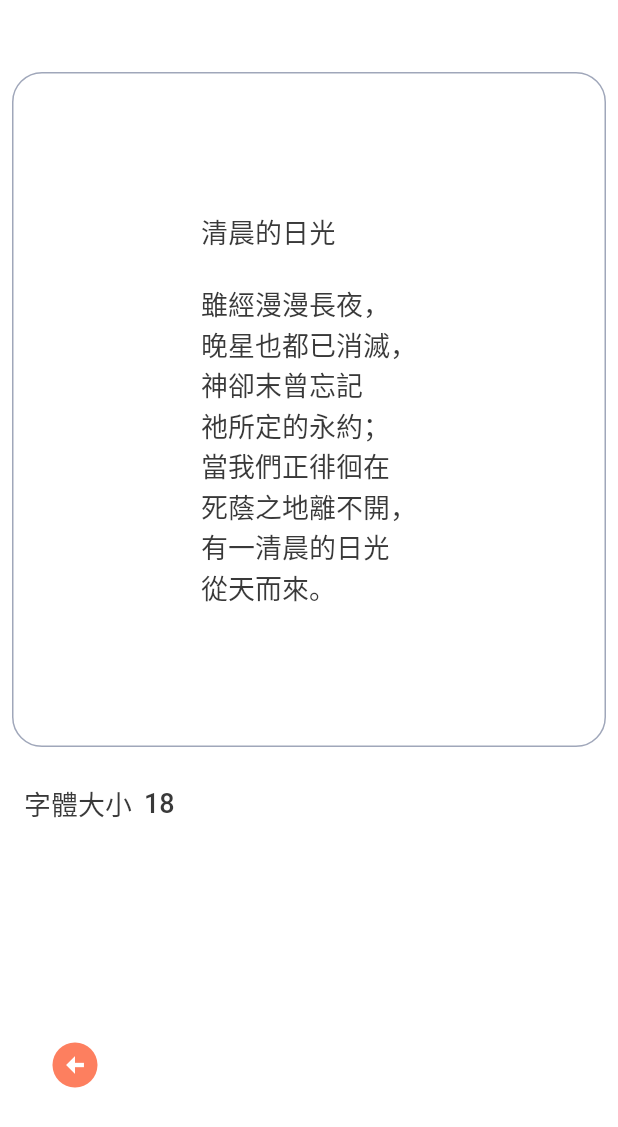
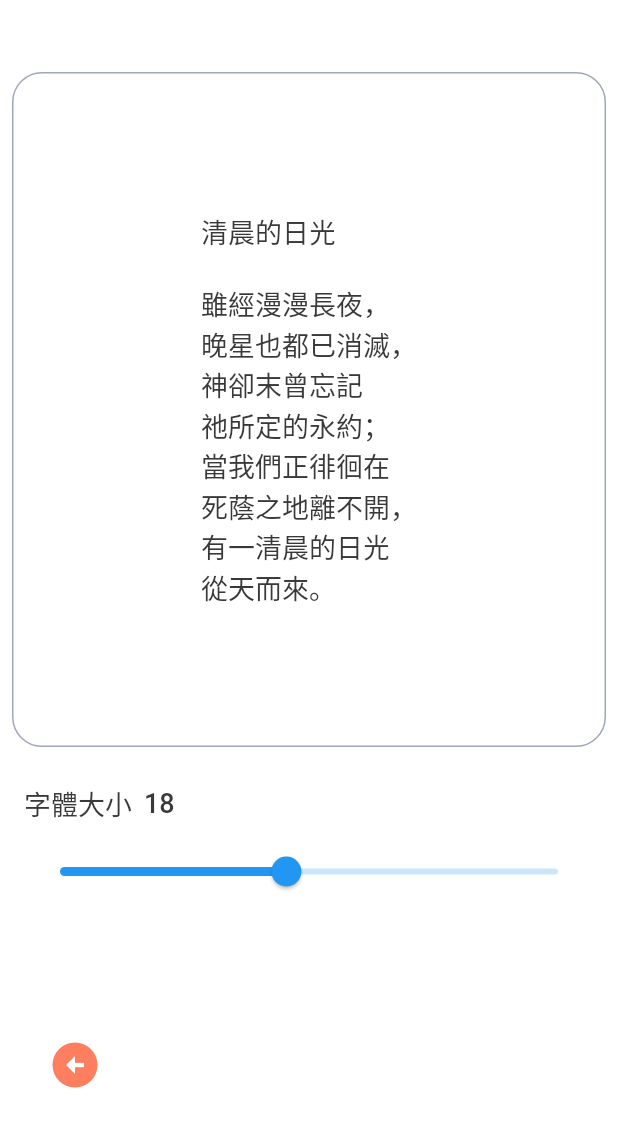
Before and after one commit to 0soul0/flutter_poetry, a Flutter app: the FontFragment screen opened by its route, on a phone screen of 412 x 824 dp. Shown: the top 1127 px of the screen. Run offline on Flutter 3.47's test engine with Material 2 defaults, Android fonts, the phone set to English and light mode, and no system bars; our stand-ins replace audioplayers, dio, event_bus, firebase_core, firebase_messaging, floor and 14 more; missing offline and left inert: dart:ffi, easy_isolate, lifecycle, new_version_plus, share_extend; accounts and stored records are empty; generated files the repository leaves out were written again; network calls fail.

Commit message:
字體縮放bug

```diff
--- a/lib/main.dart
+++ b/lib/main.dart
@@ -224,14 +224,14 @@ class BottomNavigationControllerState
   @override
   Widget build(BuildContext context) {
     return Scaffold(
-      appBar: PreferredSize(
-        preferredSize: const Size.fromHeight(Dimens.bannerHeight),
+      appBar: const PreferredSize(
+        preferredSize: Size.fromHeight(Dimens.bannerHeight),
         child: BannerWidget(),
       ),
       body: pages[_currentIndex],
       bottomNavigationBar: Container(
         color: AppColor.white,
-        margin: const EdgeInsets.only(bottom: Dimens.bottomMargin),
+        margin: const EdgeInsets.only(bottom: Dimens.space * 2),
         height: 56 + TextUnitWidget.textSizeTimes * 3,
         child: Row(
           children: [
--- a/lib/resource/intl_messages.dart
+++ b/lib/resource/intl_messages.dart
@@ -53,7 +53,9 @@ class IntlMessages extends Translations {
           "sing":"歌唱",
           "singV":"歌\n唱",
           "noData":"無數據",
-          "notation":"簡譜"
+          "notation":"簡譜",
+          "restartAppText":"將會重新啟動軟體",
+          "cancel":"取消"
         },
         'en_US': {
           'english': 'English',
@@ -111,7 +113,9 @@ class IntlMessages extends Translations {
           "sing":"Sing",
           "singV":"Sing",
           "noData":"No Data",
-          "notation":"Notation"
+          "notation":"Notation",
+          "restartAppText":"The software will restart",
+          "cancel":"cancel"
         },
       };
 }
```
Also changed, not shown: lib/presentation/views/mine/setting/font_fragment.dart (+43 -13 lines), pubspec.yaml (+5 -3 lines), pubspec.lock, 1 other file.
